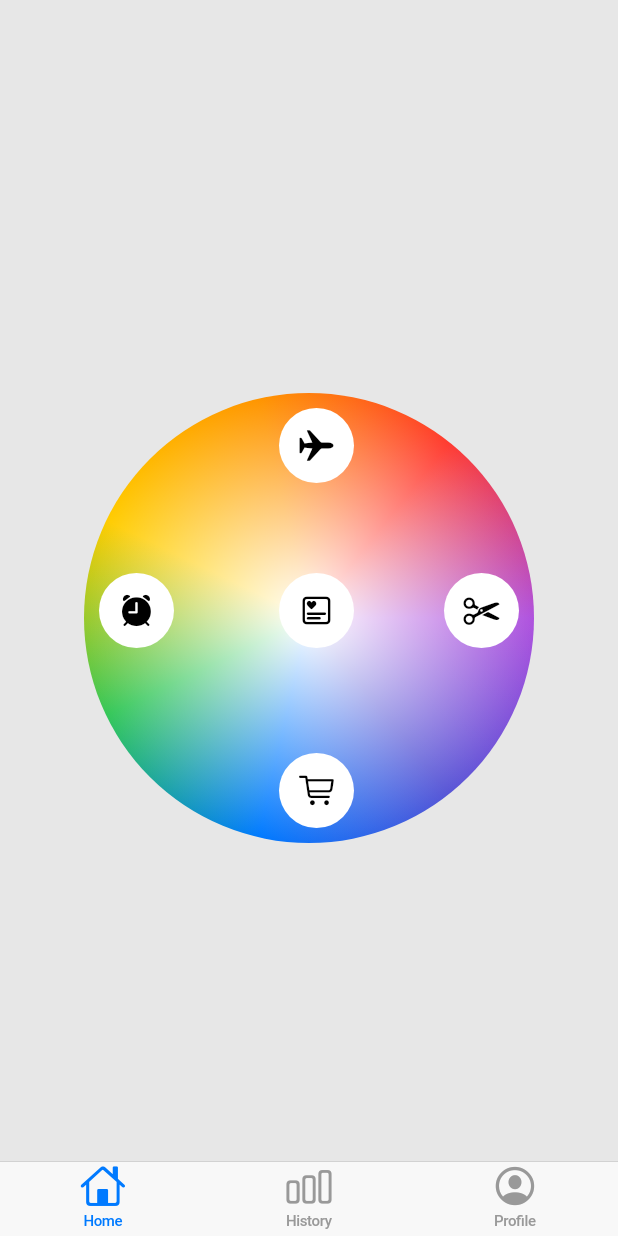
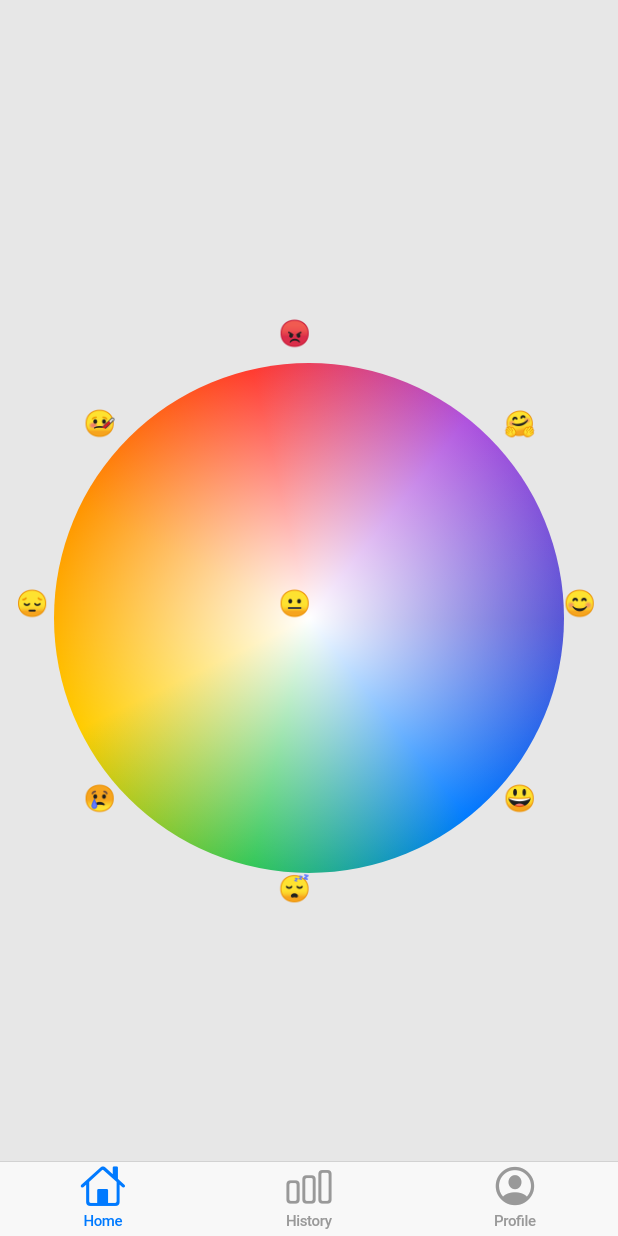
Before and after one commit to omparaday/goodness, a Flutter app: the screen it shows after launch, on a phone screen of 412 x 824 dp. Run offline on Flutter 3.47's test engine with Material 2 defaults, Android fonts, the phone set to English and light mode, and no system bars; our stand-ins replace charts_flutter, shared_preferences.

Commit message:
Basic home page wheel

```diff
--- a/lib/home.dart
+++ b/lib/home.dart
@@ -10,8 +10,9 @@ class HomePage extends StatelessWidget {
           ),
         ),
       ),
-      width: 300.0,
-      height: 300.0,
+      margin: const EdgeInsets.all(30.0),
+      width: 340.0,
+      height: 340.0,
       decoration: new BoxDecoration(
         shape: BoxShape.circle,
         gradient: SweepGradient(
@@ -19,14 +20,14 @@ class HomePage extends StatelessWidget {
           startAngle: 0,
           //endAngle: math.pi *2,
           colors: const <Color>[
-            CupertinoColors.systemPurple, // blue
             CupertinoColors.systemIndigo,
             CupertinoColors.systemBlue,
             CupertinoColors.systemGreen,
             CupertinoColors.systemYellow,
             CupertinoColors.systemOrange,
             CupertinoColors.systemRed,
-            CupertinoColors.systemPurple
+            CupertinoColors.systemPurple,
+            CupertinoColors.systemIndigo,
           ],
           //stops: const <double>[0.0, 0.5],
         ),
@@ -41,29 +42,49 @@ class HomePage extends StatelessWidget {
           children: <Widget>[
             bigCircle,
             new Positioned(
-              child: new CircleButton(onTap: () => print("Cool"), iconData: CupertinoIcons.airplane),
-              top: 10.0,
-              left: 130.0,
+              child: Text('😊'),
+              top: 180.0,
+              left: 370.0,
             ),
             new Positioned(
-              child: new CircleButton(onTap: () => print("Hot"), iconData: CupertinoIcons.alarm_fill),
-              top: 120.0,
-              left: 10.0,
+              child: new Text("😃"),
+              top: 310.0,
+              left: 330.0,
             ),
             new Positioned(
-              child: new CircleButton(onTap: () => print("Warm"), iconData: CupertinoIcons.scissors),
-              top: 120.0,
-              right: 10.0,
+              child: new Text("😴"),
+              top: 370.0,
+              left: 180.0,
             ),
             new Positioned(
-              child: new CircleButton(onTap: () => print("Cold"), iconData: CupertinoIcons.shopping_cart),
-              top: 240.0,
-              left: 130.0,
+              child: new Text("😢"),
+              top: 310.0,
+              left: 50.0,
             ),
             new Positioned(
-              child: new CircleButton(onTap: () => print("Sweet"), iconData: CupertinoIcons.square_favorites_alt),
-              top: 120.0,
-              left: 130.0,
+              child: new Text("😔"),
+              top: 180.0,
+              left: 5.0,
+            ),
+            new Positioned(
+              child: new Text("🤒"),
+              top: 60.0,
+              left: 50.0,
+            ),
+            new Positioned(
+              child: new Text("😡"),
+              top: 0.0,
+              left: 180.0,
+            ),
+            new Positioned(
+              child: new Text("🤗"),
+              top: 60.0,
+              left: 330.0,
+            ),
+            new Positioned(
+              child: new Text("😐"),
+              top: 180.0,
+              left: 180.0,
             ),
 
           ],
```
Also changed, not shown: lib/profile.dart (+57 -42 lines).
